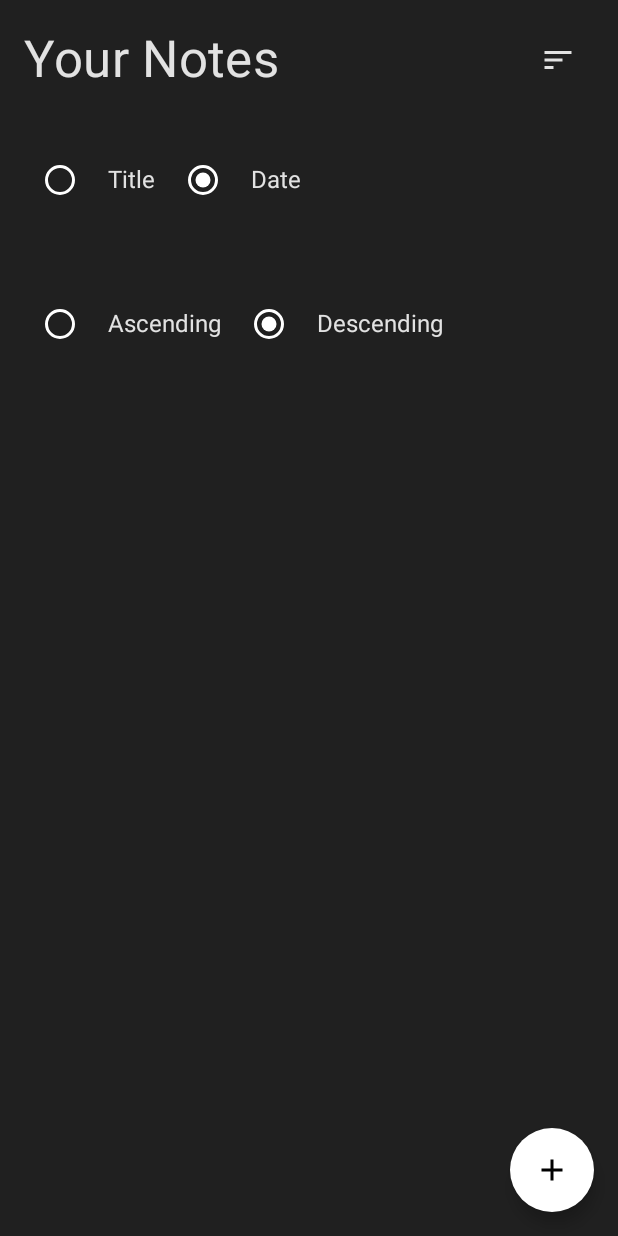
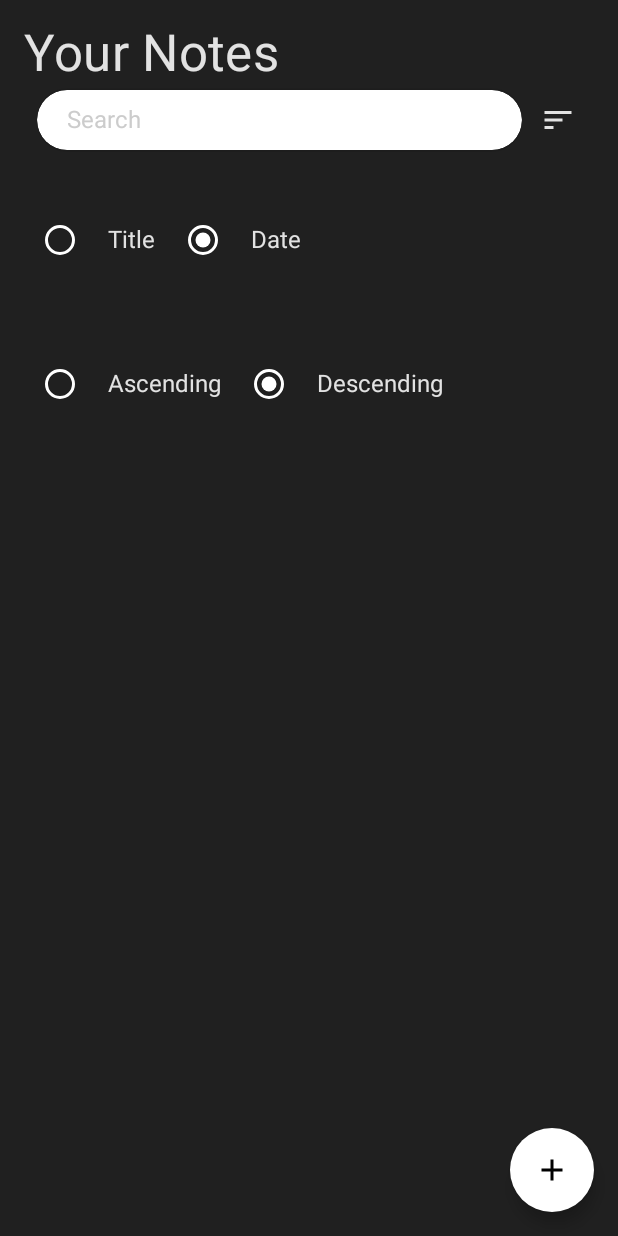
Before and after one commit to ozlembasabakar/NoteApp, an Android app built with Jetpack Compose: the screen it shows after launch (MainActivity), after a tap on "Sort", on a phone screen of 412 x 824 dp. Run offline under Robolectric (Android 15) with nearby library versions, the phone set to English and light mode, and no system bars; our stand-ins replace Dagger/Hilt's generated code, Room's generated code.

Commit message:
add SearchBar component to the NotesMainScreen.kt, hint visibility change due to text, search by title

```diff
--- a/app/src/main/java/com/example/noteapp/featurenote/presentation/notes/NotesMainScreen.kt
+++ b/app/src/main/java/com/example/noteapp/featurenote/presentation/notes/NotesMainScreen.kt
@@ -13,13 +13,13 @@ import androidx.compose.runtime.Composable
 import androidx.compose.runtime.rememberCoroutineScope
 import androidx.compose.ui.Alignment
 import androidx.compose.ui.Modifier
-import androidx.compose.ui.graphics.Color
 import androidx.compose.ui.unit.dp
 import androidx.hilt.navigation.compose.hiltViewModel
 import androidx.navigation.NavController
 import com.example.noteapp.featurenote.domain.util.NotesEvent
 import com.example.noteapp.featurenote.presentation.notes.components.NoteItem
 import com.example.noteapp.featurenote.presentation.notes.components.OrderSection
+import com.example.noteapp.featurenote.presentation.notes.components.SearchBar
 import com.example.noteapp.featurenote.presentation.util.Screen
 import kotlinx.coroutines.launch
 
@@ -54,16 +54,19 @@ fun NotesMainScreen(
                 .fillMaxSize()
                 .padding(16.dp)
         ) {
+            Text(
+                text = "Your Notes",
+                style = MaterialTheme.typography.h4
+            )
             Row(
                 modifier = Modifier
                     .fillMaxWidth(),
-                horizontalArrangement = Arrangement.SpaceBetween,
+                horizontalArrangement = Arrangement.End,
                 verticalAlignment = Alignment.CenterVertically
             ) {
-                Text(
-                    text = "Your Notes",
-                    style = MaterialTheme.typography.h4
-                )
+                SearchBar(hint = "Search") {
+                    notesViewModel.searchExerciseList(it)
+                }
                 IconButton(
                     onClick = {
                         notesViewModel.onEvent(NotesEvent.ToggleOrderSection)
--- /dev/null
+++ b/app/src/main/java/com/example/noteapp/featurenote/presentation/notes/components/SearchBar.kt
@@ -0,0 +1,81 @@
+package com.example.noteapp.featurenote.presentation.notes.components
+
+import androidx.compose.foundation.background
+import androidx.compose.foundation.layout.Box
+import androidx.compose.foundation.layout.fillMaxWidth
+import androidx.compose.foundation.layout.padding
+import androidx.compose.foundation.shape.CircleShape
+import androidx.compose.foundation.shape.RoundedCornerShape
+import androidx.compose.foundation.text.BasicTextField
+import androidx.compose.foundation.text.KeyboardActions
+import androidx.compose.foundation.text.KeyboardOptions
+import androidx.compose.material.Text
+import androidx.compose.runtime.*
+import androidx.compose.ui.Alignment
+import androidx.compose.ui.Modifier
+import androidx.compose.ui.draw.clip
+import androidx.compose.ui.draw.shadow
+import androidx.compose.ui.graphics.Color
+import androidx.compose.ui.platform.LocalFocusManager
+import androidx.compose.ui.text.TextStyle
+import androidx.compose.ui.text.input.ImeAction
+import androidx.compose.ui.text.input.KeyboardCapitalization
+import androidx.compose.ui.text.input.KeyboardType
+import androidx.compose.ui.unit.dp
+
+@Composable
+fun SearchBar(
+    modifier: Modifier = Modifier,
+    hint: String = "",
+    onSearch: (String) -> Unit = {},
+) {
+    var text by remember { mutableStateOf("") }
+    var isHintDisplayed by remember { mutableStateOf(hint != "") }
+
+    val focusManager = LocalFocusManager.current
+
+    Box(modifier = modifier
+        .clip(RoundedCornerShape(20.dp))
+        .fillMaxWidth(.85f),
+        contentAlignment = Alignment.CenterStart
+    ) {
+        BasicTextField(
+            value = text,
+            onValueChange = {
+                text = it
+                onSearch(it)
+                isHintDisplayed = text == ""
+            },
+            maxLines = 1,
+            singleLine = true,
+            textStyle = TextStyle(color = Color.Black),
+            modifier = Modifier
+                .fillMaxWidth()
+                .shadow(5.dp, CircleShape)
+                .background(Color.White, CircleShape)
+                .padding(
+                    horizontal = 20.dp,
+                    vertical = 12.dp
+                ),
+            keyboardOptions = KeyboardOptions.Default.copy(
+                capitalization = KeyboardCapitalization.Sentences,
+                autoCorrect = true,
+                keyboardType = KeyboardType.Text,
+                imeAction = ImeAction.Done
+            ),
+            keyboardActions = KeyboardActions(onDone = {
+                focusManager.clearFocus()
+            }),
+        )
+        if (isHintDisplayed) {
+            Text(text = hint,
+                color = Color.LightGray,
+                modifier = Modifier
+                    .padding(
+                        horizontal = 20.dp,
+                        vertical = 12.dp
+                    )
+            )
+        }
+    }
+}
```
Also changed, not shown: app/src/main/java/com/example/noteapp/featurenote/presentation/notes/NotesViewModel.kt (+34 -0 lines).
